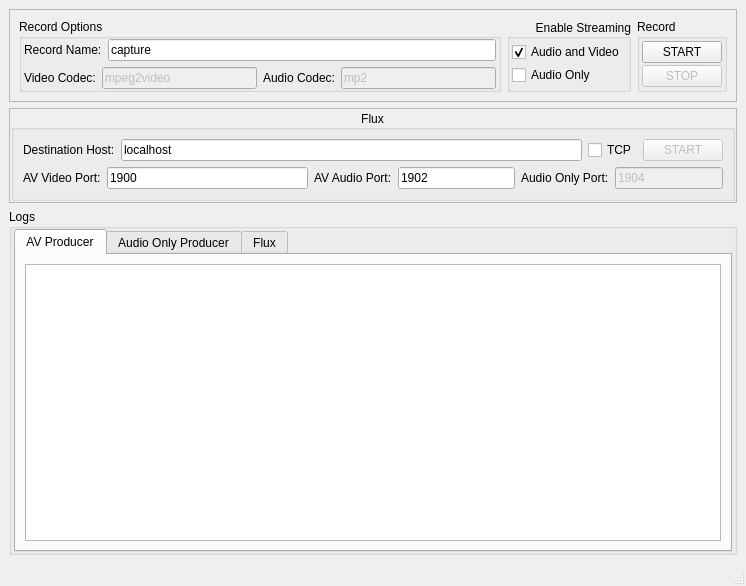
The window that src/pipes.ui (cgl/rendekar-gui) describes before a commit, drawn with Qt 5.
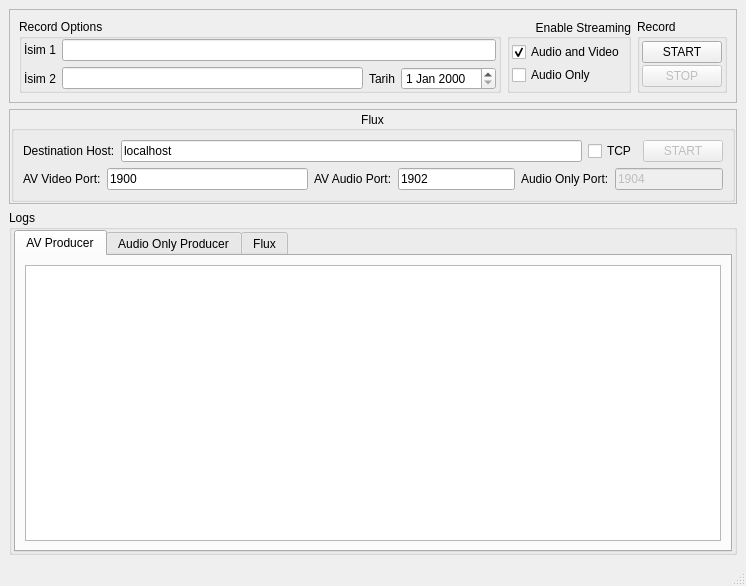
The same window after the commit.

Diff of the .ui file:
```diff
--- a/src/pipes.ui
+++ b/src/pipes.ui
@@ -57,8 +57,8 @@
                 <verstretch>0</verstretch>
                </sizepolicy>
               </property>
-              <property name="text" >
-               <string>Record Name:</string>
+              <property name="text">
+               <string>İsim 1</string>
               </property>
              </widget>
             </item>
@@ -70,8 +70,8 @@
                 <verstretch>0</verstretch>
                </sizepolicy>
               </property>
-              <property name="text" >
-               <string>capture</string>
+              <property name="text">
+               <string/>
               </property>
              </widget>
             </item>
@@ -87,37 +87,23 @@
                 <verstretch>0</verstretch>
                </sizepolicy>
               </property>
-              <property name="text" >
-               <string>Video Codec:</string>
+              <property name="text">
+               <string>İsim 2</string>
               </property>
              </widget>
             </item>
             <item>
-             <widget class="QLineEdit" name="conf_record_video_codec" >
-              <property name="enabled" >
-               <bool>false</bool>
-              </property>
-              <property name="text" >
-               <string>mpeg2video</string>
-              </property>
-             </widget>
+             <widget class="QLineEdit" name="lineEdit"/>
             </item>
             <item>
-             <widget class="QLabel" name="label_4" >
-              <property name="text" >
-               <string>Audio Codec:</string>
+             <widget class="QLabel" name="label_4">
+              <property name="text">
+               <string>Tarih</string>
               </property>
              </widget>
             </item>
             <item>
-             <widget class="QLineEdit" name="conf_record_audio_codec" >
-              <property name="enabled" >
-               <bool>false</bool>
-              </property>
-              <property name="text" >
-               <string>mp2</string>
-              </property>
-             </widget>
+             <widget class="QDateEdit" name="dateEdit"/>
             </item>
            </layout>
           </item>
```
Left out of the diff: 303 changed lines with no effect on the pictures.
